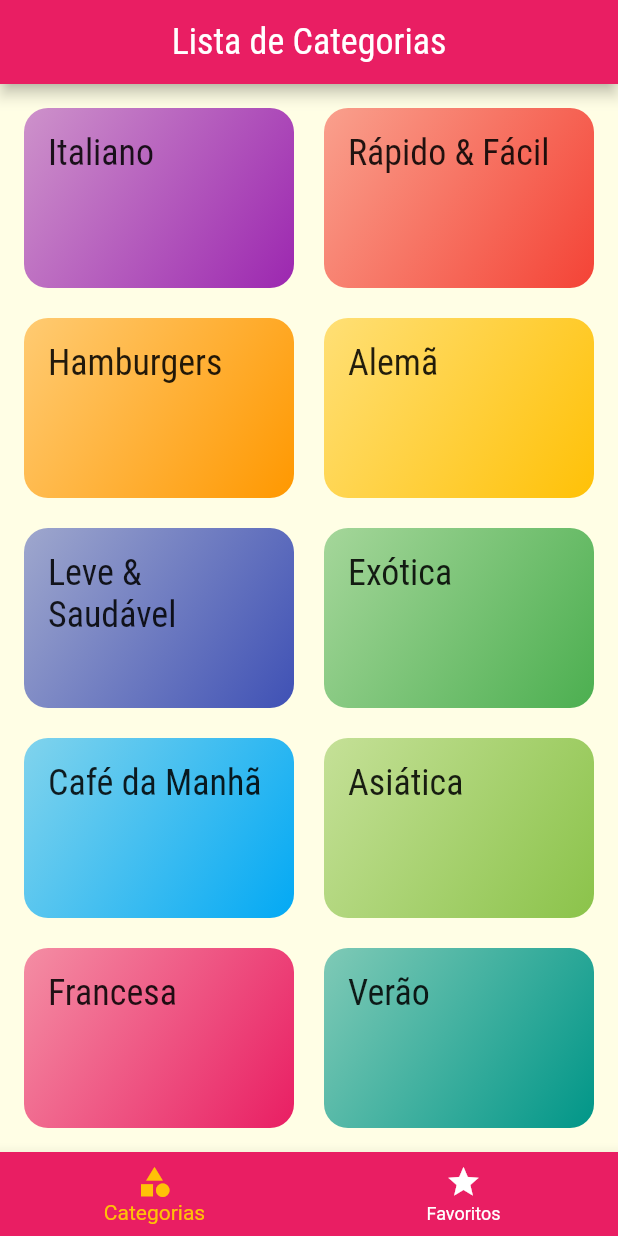
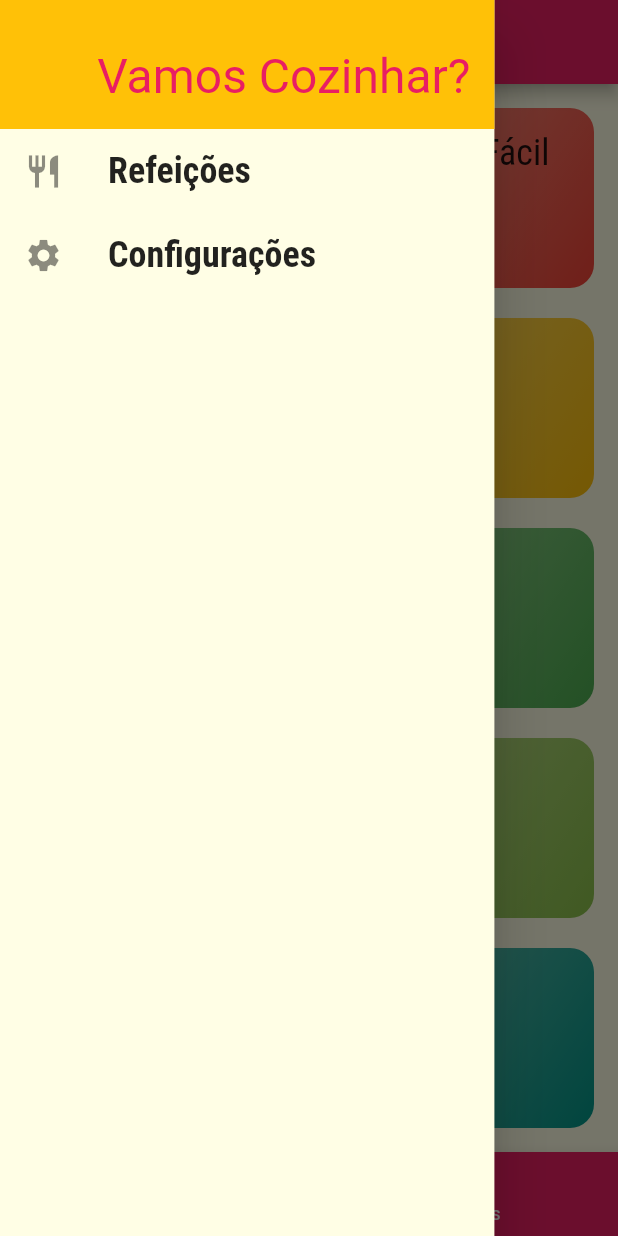
Before and after one commit to jermelterzi/meals_menu, a Flutter app: the screen it shows after launch, with the side drawer open (before the commit the screen has no drawer), on a phone screen of 412 x 824 dp. Run offline on Flutter 3.47's test engine with Material 2 defaults, Android fonts, the phone set to English and light mode, and no system bars.

Commit message:
Using the new pages created and adding the navigation for the new pages

```diff
--- a/lib/main.dart
+++ b/lib/main.dart
@@ -1,5 +1,6 @@
 import 'package:flutter/material.dart';
 import 'package:meals/pages/categories_page.dart';
+import 'package:meals/pages/config_page.dart';
 import 'package:meals/pages/meal_detail_page.dart';
 import 'package:meals/pages/meals_page.dart';
 import 'package:meals/pages/tabs_page.dart';
@@ -31,6 +32,7 @@ class MyApp extends StatelessWidget {
         AppRoutes.HOME: (ctx) => const TabsPage(),
         AppRoutes.MEALS_PAGE: (ctx) => MealsPage(),
         AppRoutes.MEAL_DETAIL: (ctx) => const MealDetailPage(),
+        AppRoutes.CONFIG_PAGE: (ctx) => const ConfigPage(),
       },
       // onGenerateRoute: ,
       onUnknownRoute: (settings) {
--- a/lib/pages/tabs_page.dart
+++ b/lib/pages/tabs_page.dart
@@ -1,4 +1,5 @@
 import 'package:flutter/material.dart';
+import 'package:meals/components/main_drawer.dart';
 import 'package:meals/pages/categories_page.dart';
 import 'package:meals/pages/favorites_page.dart';
 
@@ -36,6 +37,7 @@ class _TabsPageState extends State<TabsPage> {
         centerTitle: true,
       ),
       body: _screens[_selectedPageIndex],
+      drawer: MainDrawer(),
       bottomNavigationBar: BottomNavigationBar(
         backgroundColor: Theme.of(context).colorScheme.primary,
         unselectedItemColor: Colors.white,
--- a/lib/utils/app_routes.dart
+++ b/lib/utils/app_routes.dart
@@ -2,4 +2,5 @@ class AppRoutes {
   static const String HOME = '/';
   static const String MEALS_PAGE = '/meals-page';
   static const String MEAL_DETAIL = '/meal-detail';
+  static const String CONFIG_PAGE = '/config-page';
 }
```
